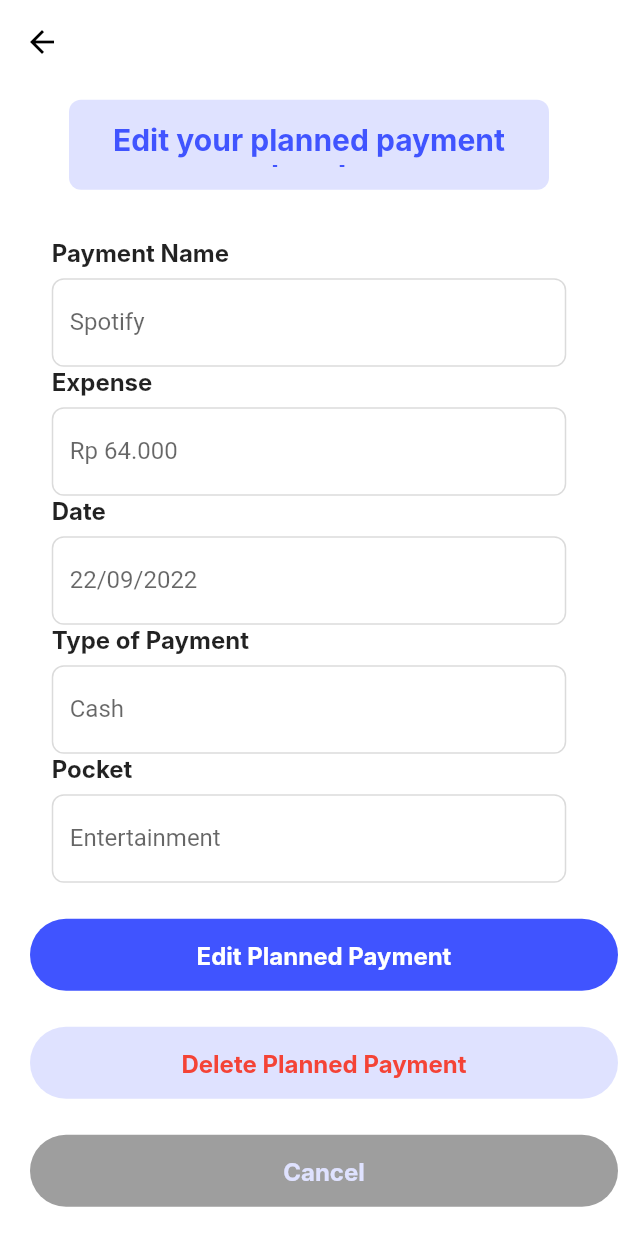
After one commit to PPL-Waffar/iSaveit-flutter, a Flutter app: the screen it shows after launch, after a tap on "Edit Planned Payment", on a phone screen of 412 x 824 dp. The commit adds this screen. Run offline on Flutter 3.47's test engine with Material 2 defaults, Android fonts, the light colour scheme and no system bars; Roboto replaces fonts that are missing (Inter).

Commit message:
[RED] Create interface for: Edit Planned Payments

```diff
--- a/lib/page/homepage.dart
+++ b/lib/page/homepage.dart
@@ -1,6 +1,7 @@
 import 'package:flutter/cupertino.dart';
 import 'package:flutter/material.dart';
 import 'plannedpayment/plannedpayment.dart';
+import 'plannedpayment/editplannedpayment.dart';
 
 class HomeView extends StatelessWidget {
   @override
@@ -8,7 +9,8 @@ class HomeView extends StatelessWidget {
     return Column(
         mainAxisAlignment: MainAxisAlignment.center,
         children: [
-          directPlannedPayment()
+          directPlannedPayment(),
+          editPlannedPayment()
         ]
     );
   }
@@ -33,6 +35,25 @@ class directPlannedPayment extends StatelessWidget{
   }
 }
 
+class editPlannedPayment extends StatelessWidget{
+  @override
+  Widget build(BuildContext context){
+    //create pocket button
+    return Container(
+      alignment: Alignment.center,
+      child: ElevatedButton(
+        onPressed: () {
+          Navigator.push(
+            context,
+            MaterialPageRoute(builder: (context) => editplannedpayment()),
+          );
+        },
+        child: const Text('Edit Planned Payment'),
+      ),
+    );
+  }
+}
+
 // import 'package:flutter/cupertino.dart';
 // import 'package:flutter/material.dart';
 //
--- /dev/null
+++ b/lib/page/plannedpayment/editplannedpayment.dart
@@ -0,0 +1,378 @@
+import 'package:flutter/material.dart';
+// import 'package:dropdownfield/dropdownfield.dart';
+
+class editplannedpayment extends StatefulWidget{
+  @override
+  State<editplannedpayment> createState() => _editplannedpaymentState();
+}
+class _editplannedpaymentState extends State<editplannedpayment> {
+  @override
+  Widget build(BuildContext context){
+    return Scaffold(
+        backgroundColor: Colors.white,
+        appBar: AppBar(
+          automaticallyImplyLeading: false,
+          backgroundColor: Colors.white,
+          elevation: 0,
+          leading: IconButton(
+              icon: const Icon(Icons.arrow_back, color: Colors.black),
+              onPressed: () => Navigator.of(context).pop()),
+        ),
+        body: SingleChildScrollView(
+            child: Column(
+              mainAxisAlignment: MainAxisAlignment.start,
+              children: <Widget>[
+                SizedBox(height: 0.5,),
+                editexpense(),
+                const SizedBox(height: 32),
+                // TextFormField(
+                //   decoration: InputDecoration(
+                //       labelText: 'Payment Name',
+                //       hintText: 'Enter your payment',
+                //       filled: true,
+                //       fillColor: Colors.blue.withOpacity(0.2),
+                //       border: OutlineInputBorder(
+                //           borderSide: BorderSide.none,
+                //           borderRadius: BorderRadius.circular(10)
+                //       )
+                //   ),
+                // ),
+                // const SizedBox(height: 24),
+                // TextFormField(
+                //   decoration: InputDecoration(
+                //       labelText: 'Expense',
+                //       hintText: 'Rp 0',
+                //       filled: true,
+                //       fillColor: Colors.blue.withOpacity(0.2),
+                //       border: OutlineInputBorder(
+                //           borderSide: BorderSide.none,
+                //           borderRadius: BorderRadius.circular(10)
+                //       )
+                //   ),
+                // ),
+                // const SizedBox(height: 24),
+                // TextFormField(
+                //   decoration: InputDecoration(
+                //       labelText: 'Date',
+                //       hintText: 'DD/MM/YYYY',
+                //       filled: true,
+                //       fillColor: Colors.blue.withOpacity(0.2),
+                //       border: OutlineInputBorder(
+                //           borderSide: BorderSide.none,
+                //           borderRadius: BorderRadius.circular(10)
+                //       )
+                //   ),
+                // ),
+                // const SizedBox(height: 24),
+                // TextFormField(
+                //   decoration: InputDecoration(
+                //       labelText: 'Type of Payment',
+                //       hintText: 'Cash, Debit, or E-money',
+                //       filled: true,
+                //       fillColor: Colors.blue.withOpacity(0.2),
+                //       border: OutlineInputBorder(
+                //           borderSide: BorderSide.none,
+                //           borderRadius: BorderRadius.circular(10)
+                //       )
+                //   ),
+                // ),
+                // const SizedBox(height: 24),
+                // TextFormField(
+                //   decoration: InputDecoration(
+                //       labelText: 'Category',
+                //       hintText: 'Groceries, Food, Entertainment',
+                //       filled: true,
+                //       fillColor: Colors.blue.withOpacity(0.2),
+                //       border: OutlineInputBorder(
+                //           borderSide: BorderSide.none,
+                //           borderRadius: BorderRadius.circular(10)
+                //       )
+                //   ),
+                // ),
+                paymentname(),
+                expensename(),
+                dateDetails(),
+                paymentType(),
+                pocketCategory(),
+
+
+
+                const SizedBox(height: 24),
+                editsubmitpayment(),
+                const SizedBox(height: 24),
+                deletesubmitpayment(),
+                const SizedBox(height: 24),
+                editcancelpayment()
+
+              ],
+            )
+        ));
+  }
+}
+class paymentname extends StatelessWidget{
+  @override
+  Widget build(BuildContext context){
+    return Column(
+        crossAxisAlignment: CrossAxisAlignment.start,
+        children: [
+          const Text('Payment Name', style: TextStyle(fontFamily: 'Inter', fontSize: 16, fontWeight: FontWeight.w700)),
+          const SizedBox(height: 8),
+          Container(
+            width: 343,
+            child: const TextField(
+              style:  TextStyle(height: 0),
+              decoration:  InputDecoration(
+                enabledBorder: OutlineInputBorder(
+                    borderRadius: BorderRadius.all(Radius.circular(8.0)),
+                    borderSide: BorderSide(
+                        width: 1.0, color: Color(0xFFDBDBDB))),
+                labelText: 'Spotify',
+              ),
+            ),
+          )
+        ]
+    );
+  }
+}
+class expensename extends StatelessWidget{
+  @override
+  Widget build(BuildContext context){
+    return Column(
+        crossAxisAlignment: CrossAxisAlignment.start,
+        children: [
+          const Text('Expense', style: TextStyle(fontFamily: 'Inter', fontSize: 16, fontWeight: FontWeight.w700)),
+          const SizedBox(height: 8),
+          Container(
+            width: 343,
+            child: const TextField(
+              style:  TextStyle(height: 0),
+              decoration:  InputDecoration(
+                enabledBorder: OutlineInputBorder(
+                    borderRadius: BorderRadius.all(Radius.circular(8.0)),
+                    borderSide: BorderSide(
+                        width: 1.0, color: Color(0xFFDBDBDB))),
+                labelText: 'Rp 64.000',
+              ),
+            ),
+          )
+        ]
+    );
+  }
+}
+class dateDetails extends StatelessWidget{
+  @override
+  Widget build(BuildContext context){
+    return Column(
+        crossAxisAlignment: CrossAxisAlignment.start,
+        children: [
+          const Text('Date', style: TextStyle(fontFamily: 'Inter', fontSize: 16, fontWeight: FontWeight.w700)),
+          const SizedBox(height: 8),
+          Container(
+            width: 343,
+            child: const TextField(
+              style:  TextStyle(height: 0),
+              decoration:  InputDecoration(
+                enabledBorder: OutlineInputBorder(
+                    borderRadius: BorderRadius.all(Radius.circular(8.0)),
+                    borderSide: BorderSide(
+                        width: 1.0, color: Color(0xFFDBDBDB))),
+                labelText: '22/09/2022',
+              ),
+            ),
+          )
+        ]
+    );
+  }
+}
+class paymentType extends StatelessWidget{
+  @override
+  Widget build(BuildContext context){
+    return Column(
+        crossAxisAlignment: CrossAxisAlignment.start,
+        children: [
+          const Text('Type of Payment', style: TextStyle(fontFamily: 'Inter', fontSize: 16, fontWeight: FontWeight.w700)),
+          const SizedBox(height: 8),
+          Container(
+            width: 343,
+            child: const TextField(
+              style:  TextStyle(height: 0),
+              decoration:  InputDecoration(
+                enabledBorder: OutlineInputBorder(
+                    borderRadius: BorderRadius.all(Radius.circular(8.0)),
+                    borderSide: BorderSide(
+                        width: 1.0, color: Color(0xFFDBDBDB))),
+                labelText: 'Cash',
+              ),
+            ),
+          )
+        ]
+    );
+  }
+}
+class pocketCategory extends StatelessWidget{
+  @override
+  Widget build(BuildContext context){
+    return Column(
+        crossAxisAlignment: CrossAxisAlignment.start,
+        children: [
+          const Text('Pocket', style: TextStyle(fontFamily: 'Inter', fontSize: 16, fontWeight: FontWeight.w700)),
+          const SizedBox(height: 8),
+          Container(
+            width: 343,
+            child: const TextField(
+              style:  TextStyle(height: 0),
+              decoration:  InputDecoration(
+                enabledBorder: OutlineInputBorder(
+                    borderRadius: BorderRadius.all(Radius.circular(8.0)),
+                    borderSide: BorderSide(
+                        width: 1.0, color: Color(0xFFDBDBDB))),
+                labelText: 'Entertainment',
+              ),
+            ),
+          )
+        ]
+    );
+  }
+}
+class editexpense extends StatelessWidget{
+  @override
+  Widget build(BuildContext context){
+    return Column(
+      children: [
+        // Container(
+        //     alignment: Alignment.center,
+        //     child: const Center(
+        //       child:
+        //       Text('Edit Planned Payments',
+        //           textAlign: TextAlign.center,
+        //           style: TextStyle(fontFamily: 'Inter', fontSize: 16, fontWeight: FontWeight.w500)
+        //       ),
+        //     )
+        // ),
+        const SizedBox(height: 10),
+        Container(
+          padding: const EdgeInsets.all(15),
+          width: 320,
+          height: 60,
+          decoration: BoxDecoration(
+            color: const Color(0xFFDFE2FF),
+            borderRadius: BorderRadius.circular(8),
+          ),
+          child:SingleChildScrollView(
+              child: Column(
+                  crossAxisAlignment: CrossAxisAlignment.start,
+                  children: const [
+                    //Text for budget
+                    Text('Edit your planned payment here!',
+                        textAlign: TextAlign.center,
+                        style: TextStyle(fontFamily: 'Inter', fontSize: 20,
+                            fontWeight: FontWeight.w700, color: Color(0xFF4054FF))
+                    ),
+                    SizedBox(height: 10),
+                    //Text for amount of money
+                  ]
+              )
+          ),
+        ),
+      ],
+    );
+  }
+}
+class  editPayment extends StatelessWidget{
+  @override
+  Widget build(BuildContext context){
+    return Row(
+        mainAxisAlignment: MainAxisAlignment.center,
+        children: [
+          // paymentform(),
+          const SizedBox(width: 20),
+
+        ]
+    );
+  }
+}
+//create submit button
+class editsubmitpayment extends StatelessWidget{
+  @override
+  Widget build(BuildContext context){
+    return Container(
+      alignment: Alignment.center,
+      margin: const EdgeInsets.only(left: 20),
+      child: ElevatedButton(
+        style: ElevatedButton.styleFrom(
+            minimumSize: const Size.fromHeight(48),
+            elevation: 0,
+            backgroundColor: const Color(0XFF4054FF),
+            shape:
+            RoundedRectangleBorder(
+              borderRadius: BorderRadius.circular(48),)),
+        onPressed: () {
+          Navigator.push(
+            context,
+            MaterialPageRoute(builder: (context) => editplannedpayment()),
+          );
+        },
+        child: const Text('Edit Planned Payment',
+            style: TextStyle(fontFamily: 'Inter', fontSize: 16, fontWeight: FontWeight.w700, color: Colors.white)
+        ),
+      ),
+    );
+  }
+}
+class deletesubmitpayment extends StatelessWidget{
+  @override
+  Widget build(BuildContext context){
+    return Container(
+      alignment: Alignment.center,
+      margin: const EdgeInsets.only(left: 20),
+      child: ElevatedButton(
+        style: ElevatedButton.styleFrom(
+            minimumSize: const Size.fromHeight(48),
+            elevation: 0,
+            backgroundColor: const Color(0xFFDFE2FF),
+            shape:
+            RoundedRectangleBorder(
+              borderRadius: BorderRadius.circular(48),)),
+        onPressed: () {
+          Navigator.push(
+            context,
+            MaterialPageRoute(builder: (context) => editplannedpayment()),
+          );
+        },
+        child: const Text('Delete Planned Payment',
+            style: TextStyle(fontFamily: 'Inter', fontSize: 16, fontWeight: FontWeight.w700, color: Colors.red)
+        ),
+      ),
+    );
+  }
+}
+class editcancelpayment extends StatelessWidget{
+  @override
+  Widget build(BuildContext context){
+    return Container(
+      alignment: Alignment.center,
+      margin: const EdgeInsets.only(left: 20),
+      child: ElevatedButton(
+        style: ElevatedButton.styleFrom(
+            minimumSize: const Size.fromHeight(48),
+            elevation: 0,
+            primary: Colors.grey,
+            // backgroundColor: const Color(0xffb74093),
+            shape:
+            RoundedRectangleBorder(
+              borderRadius: BorderRadius.circular(48),)),
+        // style: ElevatedButton.styleFrom(
+        //     primary: Colors.white70,),
+        onPressed: () {
+          Navigator.push(
+            context,
+            MaterialPageRoute(builder: (context) => editplannedpayment()),
+          );
+        },
+        child: const Text('Cancel',
+            style: TextStyle(fontFamily: 'Inter', fontSize: 16, fontWeight: FontWeight.w700, color: Color(0xFFDFE2FF))
+        ),
+      ),
+    );
+  }
+}
```
